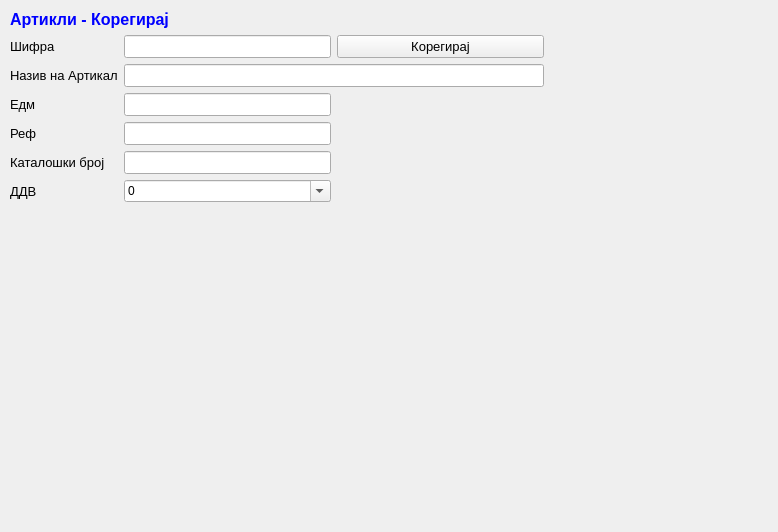
Qt form sterna/Artikli/artiklikorekcija.ui (srgank/sterna_x) before a commit.
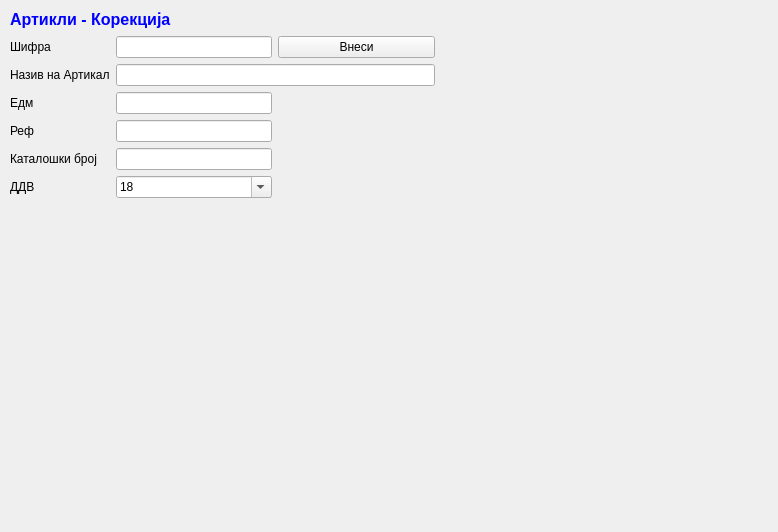
The same form after that commit. Icons and pictures are not drawn.

```diff
--- a/sterna/Artikli/artiklikorekcija.ui
+++ b/sterna/Artikli/artiklikorekcija.ui
@@ -18,54 +18,67 @@
     <rect>
      <x>10</x>
      <y>10</y>
-     <width>741</width>
-     <height>371</height>
+     <width>581</width>
+     <height>381</height>
     </rect>
    </property>
    <layout class="QGridLayout" name="gridLayout">
-    <item row="0" column="0" colspan="2">
-     <widget class="QLabel" name="label_6">
-      <property name="font">
-       <font>
-        <pointsize>10</pointsize>
-       </font>
+    <item row="0" column="2">
+     <spacer name="horizontalSpacer_4">
+      <property name="orientation">
+       <enum>Qt::Horizontal</enum>
       </property>
-      <property name="text">
-       <string>&lt;html&gt;&lt;head/&gt;&lt;body&gt;&lt;p&gt;&lt;span style=&quot; font-size:12pt; font-weight:600; color:#0000ff;&quot;&gt;Артикли - Корегирај&lt;/span&gt;&lt;/p&gt;&lt;/body&gt;&lt;/html&gt;</string>
+      <property name="sizeHint" stdset="0">
+       <size>
+        <width>40</width>
+        <height>20</height>
+       </size>
       </property>
-     </widget>
+     </spacer>
+    </item>
+    <item row="0" column="3">
+     <spacer name="horizontalSpacer_5">
+      <property name="orientation">
+       <enum>Qt::Horizontal</enum>
+      </property>
+      <property name="sizeHint" stdset="0">
+       <size>
+        <width>40</width>
+        <height>20</height>
+       </size>
+      </property>
+     </spacer>
     </item>
     <item row="1" column="0">
      <widget class="QLabel" name="label">
-      <property name="font">
-       <font>
-        <pointsize>10</pointsize>
-       </font>
-      </property>
       <property name="text">
        <string>Шифра</string>
       </property>
      </widget>
     </item>
     <item row="1" column="1">
-     <widget class="QLineEdit" name="lineEdit_2">
-      <property name="enabled">
-       <bool>true</bool>
+     <widget class="QLineEdit" name="sifraArtikalEdit">
+      <property name="focusPolicy">
+       <enum>Qt::StrongFocus</enum>
       </property>
-      <property name="font">
-       <font>
-        <pointsize>10</pointsize>
-       </font>
+     </widget>
+    </item>
+    <item row="1" column="2">
+     <widget class="QPushButton" name="pushButton">
+      <property name="focusPolicy">
+       <enum>Qt::StrongFocus</enum>
+      </property>
+      <property name="text">
+       <string>Внеси</string>
+      </property>
+      <property name="icon">
+       <iconset>
+        <normaloff>:/sterna/Resources/key_f9.png</normaloff>:/sterna/Resources/key_f9.png</iconset>
       </property>
      </widget>
     </item>
     <item row="2" column="0">
      <widget class="QLabel" name="label_2">
-      <property name="font">
-       <font>
-        <pointsize>10</pointsize>
-       </font>
-      </property>
       <property name="text">
        <string>Назив на Артикал</string>
       </property>
@@ -73,74 +86,48 @@
     </item>
     <item row="3" column="0">
      <widget class="QLabel" name="label_3">
-      <property name="font">
-       <font>
-        <pointsize>10</pointsize>
-       </font>
-      </property>
       <property name="text">
-       <string>Eдм</string>
+       <string>Едм</string>
       </property>
      </widget>
     </item>
     <item row="3" column="1">
-     <widget class="QLineEdit" name="lineEdit_4">
-      <property name="font">
-       <font>
-        <pointsize>10</pointsize>
-       </font>
+     <widget class="QLineEdit" name="edmArtikalEdit">
+      <property name="focusPolicy">
+       <enum>Qt::StrongFocus</enum>
       </property>
      </widget>
     </item>
     <item row="4" column="0">
      <widget class="QLabel" name="label_4">
-      <property name="font">
-       <font>
-        <pointsize>10</pointsize>
-       </font>
-      </property>
       <property name="text">
        <string>Реф</string>
       </property>
      </widget>
     </item>
     <item row="4" column="1">
-     <widget class="QLineEdit" name="lineEdit_5">
-      <property name="font">
-       <font>
-        <pointsize>10</pointsize>
-       </font>
+     <widget class="QLineEdit" name="refArtikalEdit">
+      <property name="focusPolicy">
+       <enum>Qt::StrongFocus</enum>
       </property>
      </widget>
     </item>
     <item row="5" column="0">
      <widget class="QLabel" name="label_5">
-      <property name="font">
-       <font>
-        <pointsize>10</pointsize>
-       </font>
-      </property>
       <property name="text">
        <string>Каталошки број</string>
       </property>
      </widget>
     </item>
     <item row="5" column="1">
-     <widget class="QLineEdit" name="lineEdit_6">
-      <property name="font">
-       <font>
-        <pointsize>10</pointsize>
-       </font>
+     <widget class="QLineEdit" name="kataloskiArtikalEdit">
+      <property name="focusPolicy">
+       <enum>Qt::StrongFocus</enum>
       </property>
      </widget>
     </item>
     <item row="6" column="0">
      <widget class="QLabel" name="label_11">
-      <property name="font">
-       <font>
-        <pointsize>10</pointsize>
-       </font>
-      </property>
       <property name="text">
        <string>ДДВ</string>
       </property>
@@ -151,6 +138,9 @@
       <property name="editable">
        <bool>true</bool>
       </property>
+      <property name="currentIndex">
+       <number>2</number>
+      </property>
       <item>
        <property name="text">
         <string>0</string>
@@ -181,73 +171,20 @@
       </property>
      </spacer>
     </item>
-    <item row="7" column="1">
-     <spacer name="horizontalSpacer_3">
-      <property name="orientation">
-       <enum>Qt::Horizontal</enum>
-      </property>
-      <property name="sizeHint" stdset="0">
-       <size>
-        <width>40</width>
-        <height>20</height>
-       </size>
-      </property>
-     </spacer>
-    </item>
-    <item row="7" column="2">
-     <spacer name="horizontalSpacer">
-      <property name="orientation">
-       <enum>Qt::Horizontal</enum>
-      </property>
-      <property name="sizeHint" stdset="0">
-       <size>
-        <width>40</width>
-        <height>20</height>
-       </size>
-      </property>
-     </spacer>
-    </item>
-    <item row="7" column="3">
-     <spacer name="horizontalSpacer_4">
-      <property name="orientation">
-       <enum>Qt::Horizontal</enum>
-      </property>
-      <property name="sizeHint" stdset="0">
-       <size>
-        <width>40</width>
-        <height>20</height>
-       </size>
-      </property>
-     </spacer>
-    </item>
     <item row="2" column="1" colspan="2">
-     <widget class="QLineEdit" name="lineEdit_3">
-      <property name="font">
-       <font>
-        <pointsize>10</pointsize>
-       </font>
+     <widget class="QLineEdit" name="nazivArtikalEdit">
+      <property name="focusPolicy">
+       <enum>Qt::StrongFocus</enum>
+      </property>
+      <property name="toolTip">
+       <string/>
       </property>
      </widget>
     </item>
-    <item row="1" column="2">
-     <widget class="QPushButton" name="pushButton">
-      <property name="font">
-       <font>
-        <pointsize>10</pointsize>
-       </font>
-      </property>
+    <item row="0" column="0" colspan="2">
+     <widget class="QLabel" name="label_6">
       <property name="text">
-       <string>Корегирај</string>
-      </property>
-      <property name="icon">
-       <iconset>
-        <normaloff>:/sterna/Resources/key_f9.png</normaloff>:/sterna/Resources/key_f9.png</iconset>
-      </property>
-      <property name="iconSize">
-       <size>
-        <width>16</width>
-        <height>16</height>
-       </size>
+       <string>&lt;html&gt;&lt;head/&gt;&lt;body&gt;&lt;p&gt;&lt;span style=&quot; font-size:12pt; font-weight:600; color:#0000ff;&quot;&gt;Артикли - Корекција&lt;/span&gt;&lt;/p&gt;&lt;/body&gt;&lt;/html&gt;</string>
       </property>
      </widget>
     </item>
```
Left out of the diff: 14 changed lines with no effect on the pictures.
